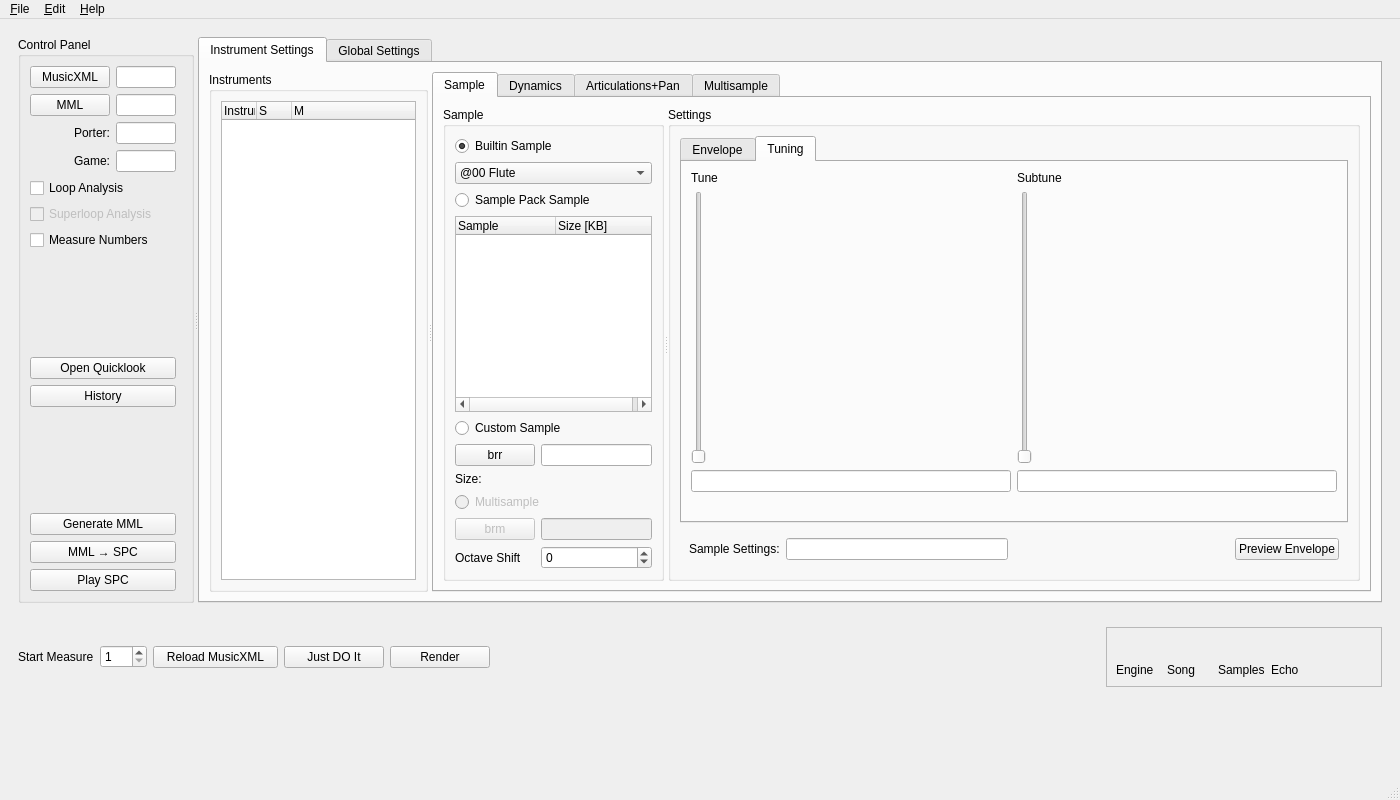
Before: the Qt Designer form smw_music/data/dashboard.ui in com-posers-pit/smw_music, drawn with Qt 5.
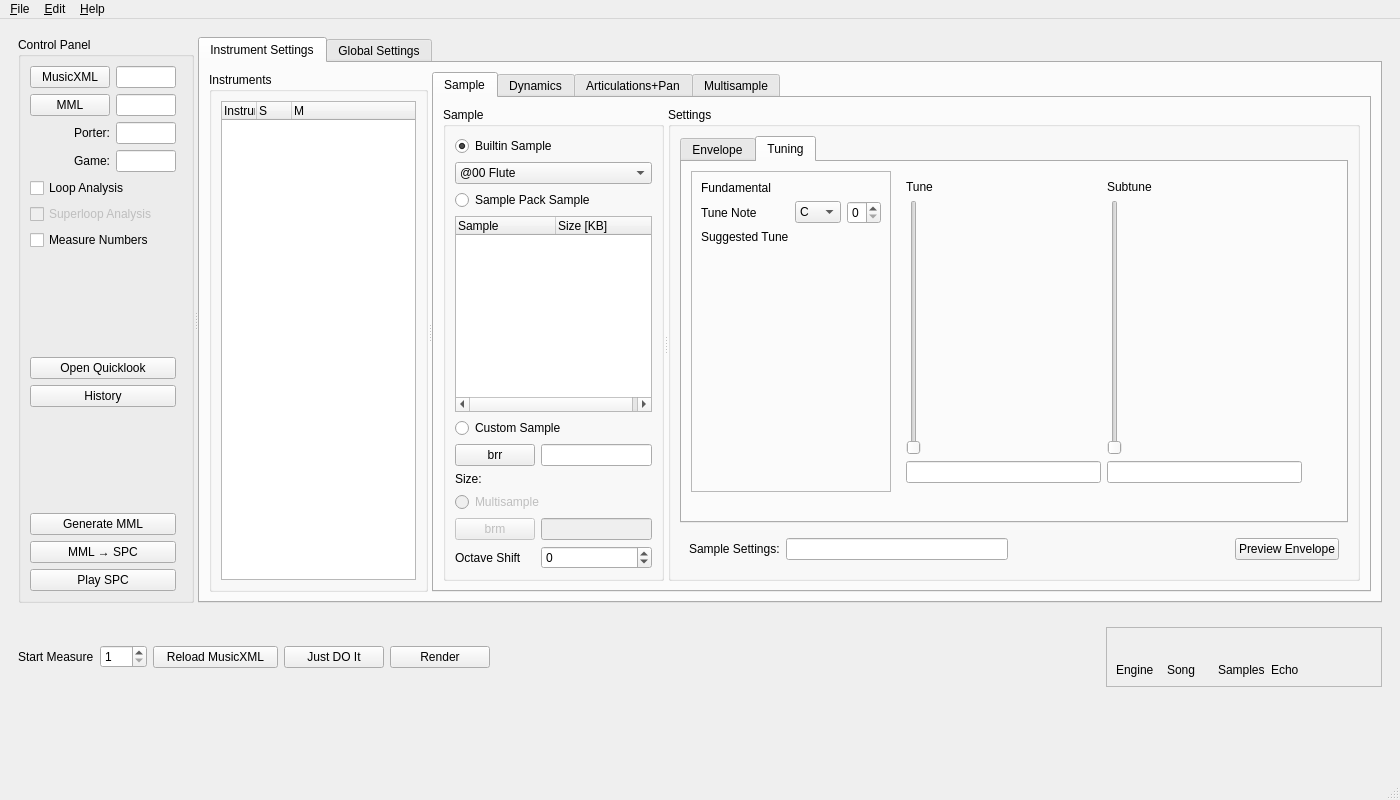
After: the same form once the commit is applied. The open tabs and pages were chosen to show the change.

```diff
--- a/smw_music/data/dashboard.ui
+++ b/smw_music/data/dashboard.ui
@@ -851,64 +851,228 @@
                          <string>Tuning</string>
                         </attribute>
                         <layout class="QGridLayout" name="gridLayout_10">
-                         <item row="2" column="1">
-                          <widget class="QLineEdit" name="subtune_setting"/>
-                         </item>
                          <item row="1" column="1">
-                          <widget class="QSlider" name="subtune_slider">
-                           <property name="maximum">
-                            <number>255</number>
-                           </property>
-                           <property name="tracking">
-                            <bool>false</bool>
-                           </property>
-                           <property name="orientation">
-                            <enum>Qt::Vertical</enum>
-                           </property>
+                          <widget class="QWidget" name="tune_control_box" native="true">
+                           <layout class="QGridLayout" name="gridLayout_19">
+                            <item row="1" column="0">
+                             <widget class="QSlider" name="tune_slider">
+                              <property name="maximum">
+                               <number>255</number>
+                              </property>
+                              <property name="tracking">
+                               <bool>false</bool>
+                              </property>
+                              <property name="orientation">
+                               <enum>Qt::Vertical</enum>
+                              </property>
+                             </widget>
+                            </item>
+                            <item row="0" column="0">
+                             <widget class="QLabel" name="tune_label">
+                              <property name="text">
+                               <string>Tune</string>
+                              </property>
+                             </widget>
+                            </item>
+                            <item row="2" column="0">
+                             <widget class="QLineEdit" name="tune_setting"/>
+                            </item>
+                            <item row="0" column="1">
+                             <widget class="QLabel" name="subtune_label">
+                              <property name="text">
+                               <string>Subtune</string>
+                              </property>
+                             </widget>
+                            </item>
+                            <item row="1" column="1">
+                             <widget class="QSlider" name="subtune_slider">
+                              <property name="maximum">
+                               <number>255</number>
+                              </property>
+                              <property name="tracking">
+                               <bool>false</bool>
+                              </property>
+                              <property name="orientation">
+                               <enum>Qt::Vertical</enum>
+                              </property>
+                             </widget>
+                            </item>
+                            <item row="2" column="1">
+                             <widget class="QLineEdit" name="subtune_setting"/>
+                            </item>
+                           </layout>
                           </widget>
                          </item>
-                         <item row="0" column="0">
-                          <widget class="QLabel" name="tune_label">
-                           <property name="text">
-                            <string>Tune</string>
-                           </property>
-                          </widget>
-                         </item>
-                         <item row="3" column="0">
-                          <widget class="QLabel" name="tune_setting_label">
-                           <property name="text">
-                            <string/>
-                           </property>
-                          </widget>
-                         </item>
-                         <item row="2" column="0">
-                          <widget class="QLineEdit" name="tune_setting"/>
-                         </item>
-                         <item row="0" column="1">
-                          <widget class="QLabel" name="subtune_label">
-                           <property name="text">
-                            <string>Subtune</string>
-                           </property>
-                          </widget>
-                         </item>
-                         <item row="3" column="1">
+                         <item row="3" column="3">
                           <widget class="QLabel" name="subtune_setting_label">
                            <property name="text">
                             <string/>
                            </property>
                           </widget>
                          </item>
+                         <item row="3" column="2">
+                          <widget class="QLabel" name="tune_setting_label">
+                           <property name="text">
+                            <string/>
+                           </property>
+                          </widget>
+                         </item>
                          <item row="1" column="0">
-                          <widget class="QSlider" name="tune_slider">
-                           <property name="maximum">
-                            <number>255</number>
+                          <widget class="QFrame" name="frame">
+                           <property name="frameShape">
+                            <enum>QFrame::StyledPanel</enum>
                            </property>
-                           <property name="tracking">
-                            <bool>false</bool>
+                           <property name="frameShadow">
+                            <enum>QFrame::Raised</enum>
                            </property>
-                           <property name="orientation">
-                            <enum>Qt::Vertical</enum>
-                           </property>
+                           <layout class="QGridLayout" name="gridLayout_20">
+                            <item row="0" column="0">
+                             <widget class="QLabel" name="tuning_fundamental_freq_label">
+                              <property name="text">
+                               <string>Fundamental</string>
+                              </property>
+                             </widget>
+                            </item>
+                            <item row="1" column="1">
+                             <widget class="QComboBox" name="tune_note">
+                              <property name="currentText">
+                               <string>C</string>
+                              </property>
+                              <item>
+                               <property name="text">
+                                <string>C</string>
+                               </property>
+                              </item>
+                              <item>
+                               <property name="text">
+                                <string>C#</string>
+                               </property>
+                              </item>
+                              <item>
+                               <property name="text">
+                                <string>D</string>
+                               </property>
+                              </item>
+                              <item>
+                               <property name="text">
+                                <string>D#</string>
+                               </property>
+                              </item>
+                              <item>
+                               <property name="text">
+                                <string>E</string>
+                               </property>
+                              </item>
+                              <item>
+                               <property name="text">
+                                <string>F</string>
+                               </property>
+                              </item>
+                              <item>
+                               <property name="text">
+                                <string>F#</string>
+                               </property>
+                              </item>
+                              <item>
+                               <property name="text">
+                                <string>G</string>
+                               </property>
+                              </item>
+                              <item>
+                               <property name="text">
+                                <string>G#</string>
+                               </property>
+                              </item>
+                              <item>
+                               <property name="text">
+                                <string>A</string>
+                               </property>
+                              </item>
+                              <item>
+                               <property name="text">
+                                <string>A#</string>
+                               </property>
+                              </item>
+                              <item>
+                               <property name="text">
+                                <string>B</string>
+                               </property>
+                              </item>
+                             </widget>
+                            </item>
+                            <item row="3" column="0">
+                             <spacer name="verticalSpacer_7">
+                              <property name="orientation">
+                               <enum>Qt::Vertical</enum>
+                              </property>
+                              <property name="sizeHint" stdset="0">
+                               <size>
+                                <width>20</width>
+                                <height>40</height>
+                               </size>
+                              </property>
+                             </spacer>
+                            </item>
+                            <item row="2" column="0">
+                             <widget class="QLabel" name="tuning_recommendation_label">
+                              <property name="text">
+                               <string>Suggested Tune</string>
+                              </property>
+                             </widget>
+                            </item>
+                            <item row="1" column="2">
+                             <widget class="QSpinBox" name="tune_octave">
+                              <property name="maximum">
+                               <number>8</number>
+                              </property>
+                             </widget>
+                            </item>
+                            <item row="0" column="1" colspan="2">
+                             <widget class="QLabel" name="tuning_fundamental_freq">
+                              <property name="sizePolicy">
+                               <sizepolicy hsizetype="Minimum" vsizetype="Preferred">
+                                <horstretch>0</horstretch>
+                                <verstretch>0</verstretch>
+                               </sizepolicy>
+                              </property>
+                              <property name="minimumSize">
+                               <size>
+                                <width>70</width>
+                                <height>0</height>
+                               </size>
+                              </property>
+                              <property name="text">
+                               <string/>
+                              </property>
+                             </widget>
+                            </item>
+                            <item row="2" column="1" colspan="2">
+                             <widget class="QLabel" name="tuning_recommendation">
+                              <property name="sizePolicy">
+                               <sizepolicy hsizetype="Minimum" vsizetype="Preferred">
+                                <horstretch>0</horstretch>
+                                <verstretch>0</verstretch>
+                               </sizepolicy>
+                              </property>
+                              <property name="minimumSize">
+                               <size>
+                                <width>70</width>
+                                <height>0</height>
+                               </size>
+                              </property>
+                              <property name="text">
+                               <string/>
+                              </property>
+                             </widget>
+                            </item>
+                            <item row="1" column="0">
+                             <widget class="QLabel" name="tune_note_label">
+                              <property name="text">
+                               <string>Tune Note</string>
+                              </property>
+                             </widget>
+                            </item>
+                           </layout>
                           </widget>
                          </item>
                         </layout>
```
Left out of the diff: 188 changed lines with no effect on the pictures.
